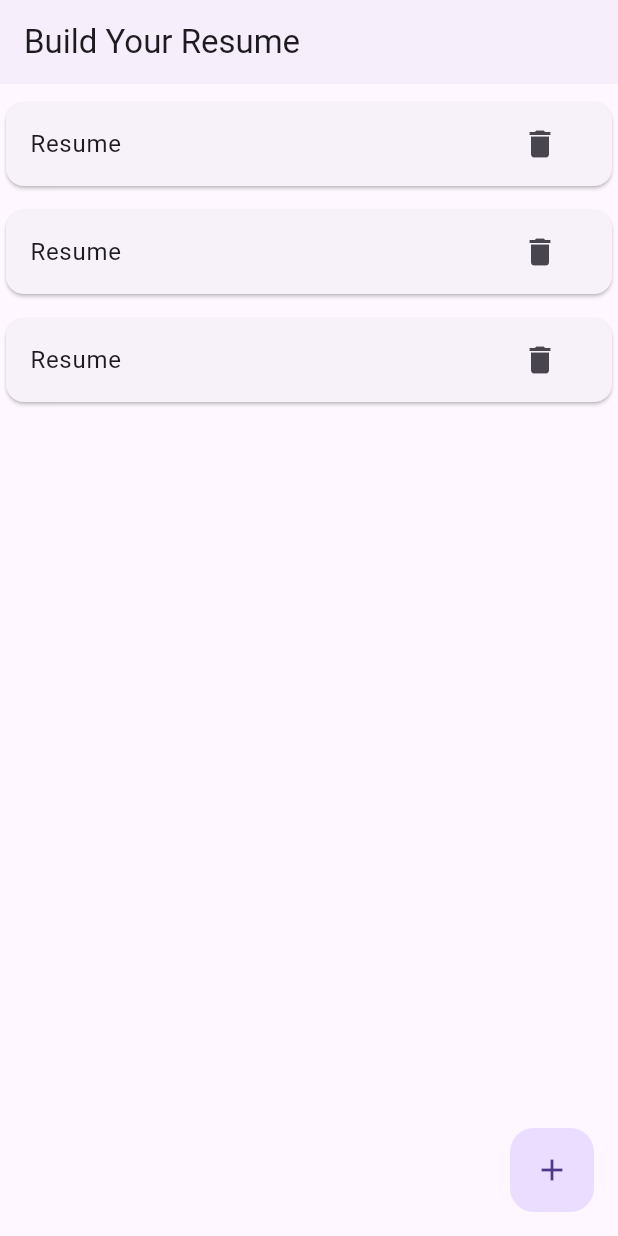
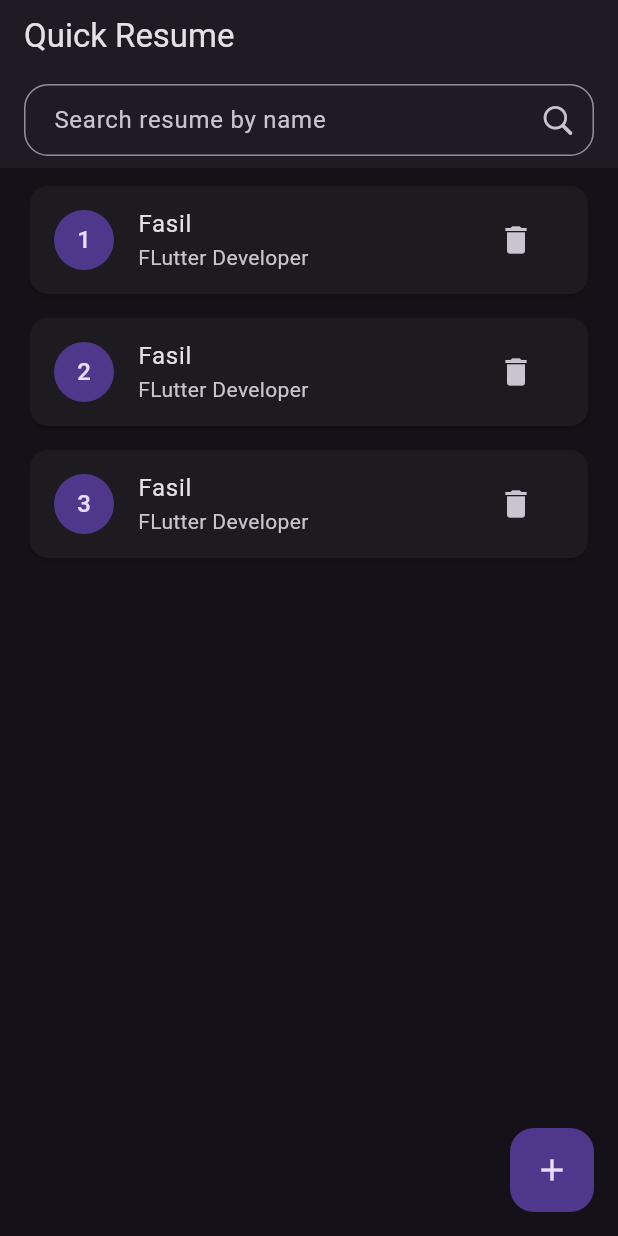
Before and after one commit to MuhammedFaasil/resume_app, a Flutter app: the screen it shows after launch, on a phone screen of 412 x 824 dp. Run offline on Flutter 3.47's test engine with Material 3 defaults, Android fonts, the phone set to English and light mode, and no system bars; our stand-ins replace freezed_annotation, riverpod_annotation; generated files the repository leaves out were written again.

Commit message:
Minor updates and completed home page UI

```diff
--- a/lib/main.dart
+++ b/lib/main.dart
@@ -1,6 +1,5 @@
 import 'package:flutter/material.dart';
-import 'package:resume_builder/view/home_page.dart';
-import 'package:resume_builder/view/resume_view_page.dart';
+import 'package:resume_builder/view/pages/home_page.dart';
 
 void main() {
   runApp(const MyApp());
@@ -11,9 +10,10 @@ class MyApp extends StatelessWidget {
 
   @override
   Widget build(BuildContext context) {
-    return const MaterialApp(
+    return MaterialApp(
       title: 'Flutter Demo',
       debugShowCheckedModeBanner: false,
+      theme: ThemeData.dark(),
       home: ResumeHomePage(),
     );
   }
--- a/lib/view/home_page.dart
+++ /dev/null
@@ -1,49 +0,0 @@
-import 'package:flutter/material.dart';
-import 'package:resume_builder/view/add_resume_page.dart';
-
-class ResumeHomePage extends StatelessWidget {
-  const ResumeHomePage({super.key});
-
-  @override
-  Widget build(BuildContext context) {
-    return Scaffold(
-      appBar: AppBar(
-        elevation: 1,
-        title: const Text('Build Your Resume'),
-      ),
-      body: ListView.separated(
-        separatorBuilder: (context, index) => const SizedBox(
-          height: 0,
-        ),
-        itemCount: 3,
-        itemBuilder: (context, index) {
-          return Column(
-            children: [
-              const SizedBox(
-                height: 8,
-              ),
-              Card(
-                child: ListTile(
-                  title: const Text('Resume'),
-                  trailing: IconButton(
-                      onPressed: () {}, icon: const Icon(Icons.delete)),
-                ),
-              ),
-            ],
-          );
-        },
-      ),
-      floatingActionButton: FloatingActionButton(
-        elevation: 0,
-        onPressed: () {
-          Navigator.push(context, MaterialPageRoute(
-            builder: (context) {
-              return const AddResumePage();
-            },
-          ));
-        },
-        child: const Icon(Icons.add),
-      ),
-    );
-  }
-}
--- /dev/null
+++ b/lib/view/pages/home_page.dart
@@ -0,0 +1,66 @@
+import 'package:flutter/material.dart';
+import 'package:resume_builder/view/pages/add_resume_page.dart';
+
+import '../widgets/search_field_widget.dart';
+
+class ResumeHomePage extends StatelessWidget {
+  ResumeHomePage({super.key});
+
+  final search = TextEditingController();
+
+  @override
+  Widget build(BuildContext context) {
+    return GestureDetector(
+      onTap: () => FocusScope.of(context).unfocus(),
+      child: Scaffold(
+        appBar: AppBar(
+          elevation: 1,
+          title: const Text('Quick Resume'),
+          bottom: PreferredSize(
+            preferredSize: const Size.fromHeight(56),
+            child: SearchField(
+              search: search,
+              onChanged: (value) {
+                //TODO: implement search functionality
+              },
+            ),
+          ),
+        ),
+        body: ListView.separated(
+          itemCount: 3,
+          padding: const EdgeInsets.symmetric(vertical: 8, horizontal: 16),
+          physics: const BouncingScrollPhysics(),
+          separatorBuilder: (context, index) => const SizedBox(height: 8),
+          itemBuilder: (context, index) {
+            return Card(
+              clipBehavior: Clip.antiAlias,
+              child: ListTile(
+                onTap: () {},
+                leading: CircleAvatar(
+                  child: Text("${index + 1}"),
+                ),
+                title: const Text('Fasil'),
+                subtitle: const Text("FLutter Developer"),
+                trailing: IconButton(
+                  onPressed: () {},
+                  icon: const Icon(Icons.delete),
+                ),
+              ),
+            );
+          },
+        ),
+        floatingActionButton: FloatingActionButton(
+          elevation: 0,
+          onPressed: () {
+            Navigator.push(context, MaterialPageRoute(
+              builder: (context) {
+                return const AddResumePage();
+              },
+            ));
+          },
+          child: const Icon(Icons.add),
+        ),
+      ),
+    );
+  }
+}
--- /dev/null
+++ b/lib/view/widgets/search_field_widget.dart
@@ -0,0 +1,32 @@
+import 'package:flutter/cupertino.dart';
+import 'package:flutter/material.dart';
+
+class SearchField extends StatelessWidget {
+  const SearchField({
+    super.key,
+    required this.search,
+    this.onChanged,
+  });
+
+  final TextEditingController search;
+  final void Function(String value)? onChanged;
+
+  @override
+  Widget build(BuildContext context) {
+    return Padding(
+      padding: const EdgeInsets.symmetric(horizontal: 16, vertical: 8),
+      child: TextField(
+        controller: search,
+        onChanged: onChanged,
+        decoration: InputDecoration(
+          border: OutlineInputBorder(
+            borderRadius: BorderRadius.circular(16),
+          ),
+          contentPadding: const EdgeInsets.symmetric(horizontal: 16),
+          hintText: 'Search resume by name',
+          suffixIcon: const Icon(CupertinoIcons.search),
+        ),
+      ),
+    );
+  }
+}
```
Also changed, not shown: lib/view/add_resume_page.dart (deleted, +0 -36 lines), lib/view/add_resume_widget.dart (deleted, +0 -68 lines), lib/view/resume_view_page.dart (deleted, +0 -87 lines).
